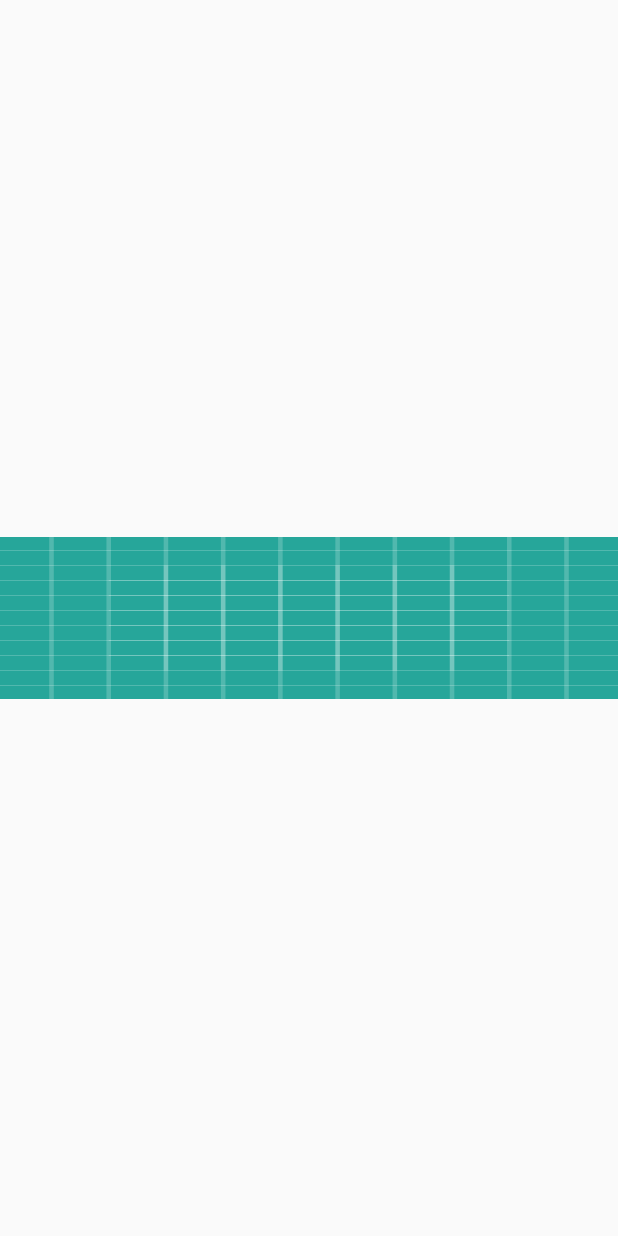
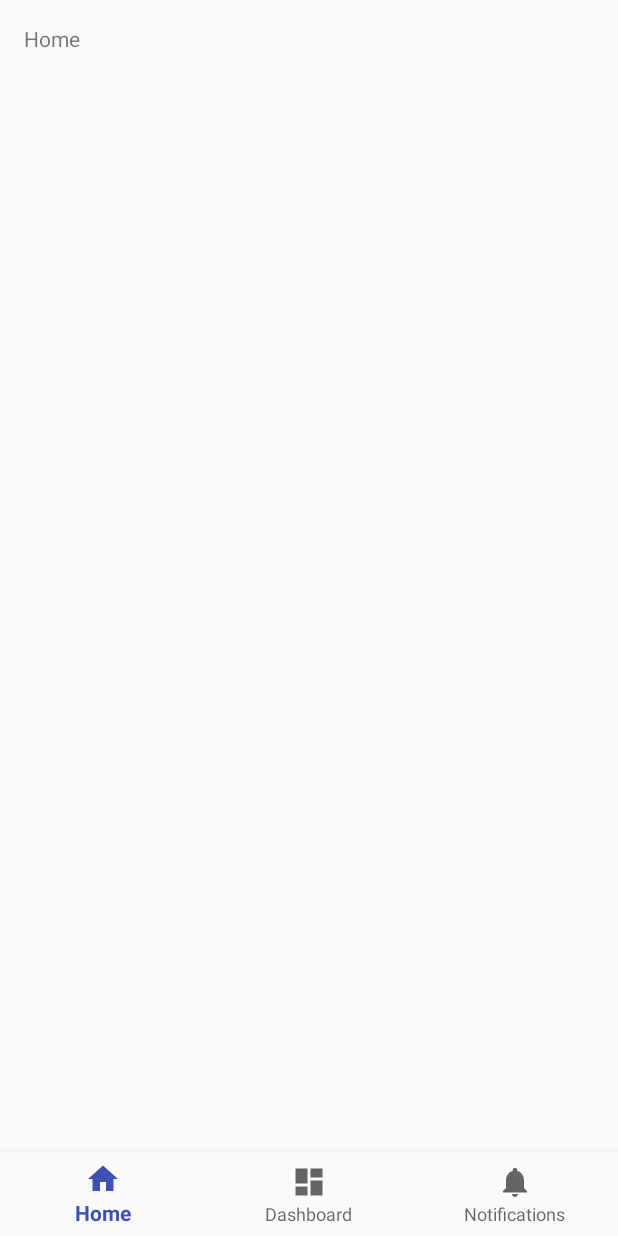
Before and after one commit to BarefootBKK/GymClubApp, an Android app: the MainActivity screen opened directly, with no data from a screen before it, on a phone screen of 412 x 824 dp. Run offline under Robolectric (Android 15) with nearby library versions, the light colour scheme and no system bars.

Commit message:
底部导航栏

```diff
--- a/app/build.gradle
+++ b/app/build.gradle
@@ -9,6 +9,7 @@ android {
         versionCode 1
         versionName "1.0"
         testInstrumentationRunner "android.support.test.runner.AndroidJUnitRunner"
+        vectorDrawables.useSupportLibrary = true
     }
     buildTypes {
         release {
@@ -22,6 +23,7 @@ dependencies {
     implementation fileTree(dir: 'libs', include: ['*.jar'])
     implementation 'com.android.support:appcompat-v7:28.0.0-rc02'
     implementation 'com.android.support.constraint:constraint-layout:1.1.3'
+    implementation 'com.android.support:support-vector-drawable:28.0.0'
     testImplementation 'junit:junit:4.12'
     androidTestImplementation 'com.android.support.test:runner:1.0.2'
     androidTestImplementation 'com.android.support.test.espresso:espresso-core:3.0.2'
--- a/app/src/main/AndroidManifest.xml
+++ b/app/src/main/AndroidManifest.xml
@@ -9,8 +9,6 @@
             android:roundIcon="@mipmap/ic_launcher_round"
             android:supportsRtl="true"
             android:theme="@style/AppTheme">
-        <activity android:name=".activity.MainActivity">
-        </activity>
         <activity android:name=".activity.SignInActivity">
             <intent-filter>
                 <action android:name="android.intent.action.MAIN"/>
@@ -18,6 +16,10 @@
                 <category android:name="android.intent.category.LAUNCHER"/>
             </intent-filter>
         </activity>
+        <activity
+                android:name=".activity.MainActivity"
+                android:label="@string/title_activity_main">
+        </activity>
     </application>
 
 </manifest>
--- a/app/src/main/java/com/example/gymclubapp/activity/MainActivity.java
+++ b/app/src/main/java/com/example/gymclubapp/activity/MainActivity.java
@@ -1,10 +1,35 @@
 package com.example.gymclubapp.activity;
 
 import android.os.Bundle;
+import android.support.design.widget.BottomNavigationView;
+import android.view.MenuItem;
+import android.widget.TextView;
 import com.example.gymclubapp.R;
 import com.example.gymclubapp.controller.ActivityController;
 
 public class MainActivity extends BaseActivity {
+
+    private TextView mTextMessage;
+
+    private BottomNavigationView.OnNavigationItemSelectedListener mOnNavigationItemSelectedListener
+            = new BottomNavigationView.OnNavigationItemSelectedListener() {
+
+        @Override
+        public boolean onNavigationItemSelected(MenuItem item) {
+            switch (item.getItemId()) {
+                case R.id.navigation_home:
+                    mTextMessage.setText(R.string.title_home);
+                    return true;
+                case R.id.navigation_dashboard:
+                    mTextMessage.setText(R.string.title_dashboard);
+                    return true;
+                case R.id.navigation_notifications:
+                    mTextMessage.setText(R.string.title_notifications);
+                    return true;
+            }
+            return false;
+        }
+    };
 
     @Override
     protected void onCreate(Bundle savedInstanceState) {
@@ -12,6 +37,10 @@ public class MainActivity extends BaseActivity {
         setContentView(R.layout.activity_main);
 
         ActivityController.finishActivity(ActivityController.activity_signIn);
+
+        mTextMessage = (TextView) findViewById(R.id.message);
+        BottomNavigationView navigation = (BottomNavigationView) findViewById(R.id.navigation);
+        navigation.setOnNavigationItemSelectedListener(mOnNavigationItemSelectedListener);
     }
 
 }
--- /dev/null
+++ b/app/src/main/res/drawable/ic_dashboard_black_24dp.xml
@@ -0,0 +1,9 @@
+<vector xmlns:android="http://schemas.android.com/apk/res/android"
+        android:width="24dp"
+        android:height="24dp"
+        android:viewportWidth="24.0"
+        android:viewportHeight="24.0">
+    <path
+            android:fillColor="#FF000000"
+            android:pathData="M3,13h8L11,3L3,3v10zM3,21h8v-6L3,15v6zM13,21h8L21,11h-8v10zM13,3v6h8L21,3h-8z"/>
+</vector>
--- /dev/null
+++ b/app/src/main/res/drawable/ic_home_black_24dp.xml
@@ -0,0 +1,9 @@
+<vector xmlns:android="http://schemas.android.com/apk/res/android"
+        android:width="24dp"
+        android:height="24dp"
+        android:viewportWidth="24.0"
+        android:viewportHeight="24.0">
+    <path
+            android:fillColor="#FF000000"
+            android:pathData="M10,20v-6h4v6h5v-8h3L12,3 2,12h3v8z"/>
+</vector>
--- /dev/null
+++ b/app/src/main/res/drawable/ic_notifications_black_24dp.xml
@@ -0,0 +1,9 @@
+<vector xmlns:android="http://schemas.android.com/apk/res/android"
+        android:width="24dp"
+        android:height="24dp"
+        android:viewportWidth="24.0"
+        android:viewportHeight="24.0">
+    <path
+            android:fillColor="#FF000000"
+            android:pathData="M12,22c1.1,0 2,-0.9 2,-2h-4c0,1.1 0.89,2 2,2zM18,16v-5c0,-3.07 -1.64,-5.64 -4.5,-6.32L13.5,4c0,-0.83 -0.67,-1.5 -1.5,-1.5s-1.5,0.67 -1.5,1.5v0.68C7.63,5.36 6,7.92 6,11v5l-2,2v1h16v-1l-2,-2z"/>
+</vector>
--- a/app/src/main/res/layout/activity_main.xml
+++ b/app/src/main/res/layout/activity_main.xml
@@ -1,19 +1,34 @@
 <?xml version="1.0" encoding="utf-8"?>
 <android.support.constraint.ConstraintLayout
         xmlns:android="http://schemas.android.com/apk/res/android"
+        xmlns:app="http://schemas.android.com/apk/res-auto"
         xmlns:tools="http://schemas.android.com/tools"
-        xmlns:app="http://schemas.android.com/apk/res-auto"
+        android:id="@+id/container"
         android:layout_width="match_parent"
         android:layout_height="match_parent"
         tools:context=".activity.MainActivity">
 
-    <EditText
-            android:layout_width="match_parent"
+    <TextView
+            android:id="@+id/message"
+            android:layout_width="wrap_content"
             android:layout_height="wrap_content"
-            android:inputType="text"
-            android:background="@drawable/ic_launcher_background"
-            android:layout_marginTop="8dp" app:layout_constraintTop_toTopOf="parent" android:layout_marginBottom="8dp"
-            app:layout_constraintBottom_toBottomOf="parent" app:layout_constraintStart_toStartOf="parent"
-            app:layout_constraintEnd_toEndOf="parent"/>
+            android:layout_marginStart="@dimen/activity_horizontal_margin"
+            android:layout_marginLeft="@dimen/activity_horizontal_margin"
+            android:layout_marginTop="@dimen/activity_vertical_margin"
+            android:text="@string/title_home"
+            app:layout_constraintLeft_toLeftOf="parent"
+            app:layout_constraintTop_toTopOf="parent"/>
+
+    <android.support.design.widget.BottomNavigationView
+            android:id="@+id/navigation"
+            android:layout_width="0dp"
+            android:layout_height="wrap_content"
+            android:layout_marginEnd="0dp"
+            android:layout_marginStart="0dp"
+            android:background="?android:attr/windowBackground"
+            app:layout_constraintBottom_toBottomOf="parent"
+            app:layout_constraintLeft_toLeftOf="parent"
+            app:layout_constraintRight_toRightOf="parent"
+            app:menu="@menu/navigation"/>
 
 </android.support.constraint.ConstraintLayout>
--- /dev/null
+++ b/app/src/main/res/menu/navigation.xml
@@ -0,0 +1,19 @@
+<?xml version="1.0" encoding="utf-8"?>
+<menu xmlns:android="http://schemas.android.com/apk/res/android">
+
+    <item
+            android:id="@+id/navigation_home"
+            android:icon="@drawable/ic_home_black_24dp"
+            android:title="@string/title_home"/>
+
+    <item
+            android:id="@+id/navigation_dashboard"
+            android:icon="@drawable/ic_dashboard_black_24dp"
+            android:title="@string/title_dashboard"/>
+
+    <item
+            android:id="@+id/navigation_notifications"
+            android:icon="@drawable/ic_notifications_black_24dp"
+            android:title="@string/title_notifications"/>
+
+</menu>
--- /dev/null
+++ b/app/src/main/res/values/dimens.xml
@@ -0,0 +1,5 @@
+<resources>
+    <!-- Default screen margins, per the Android Design guidelines. -->
+    <dimen name="activity_horizontal_margin">16dp</dimen>
+    <dimen name="activity_vertical_margin">16dp</dimen>
+</resources>
--- a/app/src/main/res/values/strings.xml
+++ b/app/src/main/res/values/strings.xml
@@ -2,4 +2,8 @@
     <string name="app_name">GymClubApp</string>
     <string name="input_user">Type in your username</string>
     <string name="input_password">Type in your password</string>
+    <string name="title_activity_main">MainActivity</string>
+    <string name="title_home">Home</string>
+    <string name="title_dashboard">Dashboard</string>
+    <string name="title_notifications">Notifications</string>
 </resources>
```
Also changed, not shown: 1 other file.
